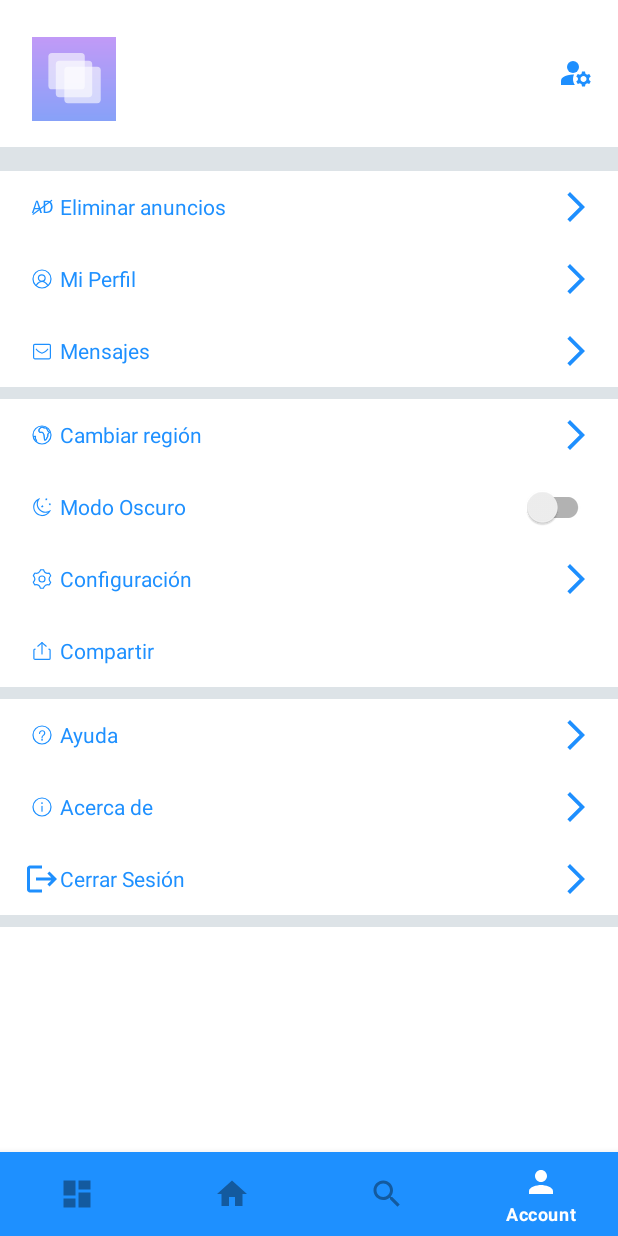
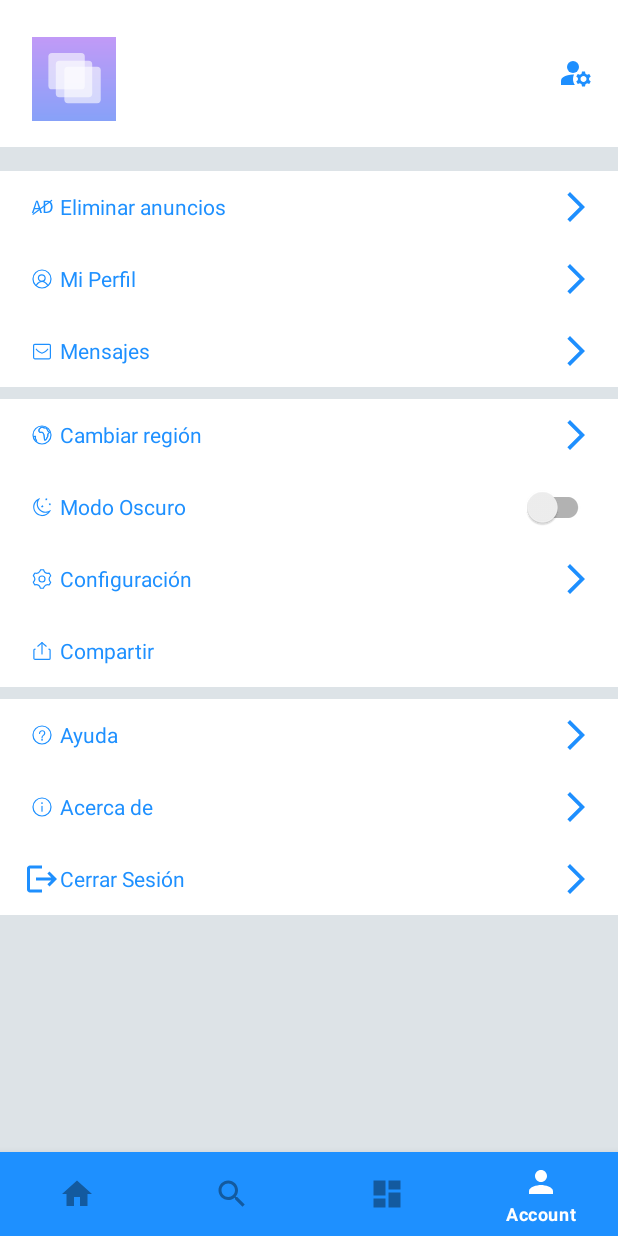
Before and after one commit to laloretom/UnaAyuditaAqui, an Android app: the screen it shows after launch once a user with an empty profile is signed in (MainActivity), item 4 of the bottom bar chosen, on a phone screen of 412 x 824 dp. Run offline under Robolectric (Android 15) with nearby library versions, the phone set to English and light mode, and no system bars; our stand-ins replace Firebase (no records; nobody signed in at launch, a user with empty details on screens opened directly).

Commit message:
New structure

```diff
--- a/app/src/main/java/com/unaayuditaaqui/unaayuditaaqui/DashboardFragment.kt
+++ b/app/src/main/java/com/unaayuditaaqui/unaayuditaaqui/DashboardFragment.kt
@@ -1,59 +1,48 @@
 package com.unaayuditaaqui.unaayuditaaqui
 
+import android.content.Intent
 import android.os.Bundle
 import android.view.LayoutInflater
 import android.view.View
 import android.view.ViewGroup
 import androidx.fragment.app.Fragment
+import com.unaayuditaaqui.unaayuditaaqui.databinding.FragmentDashboardBinding
 
-// TODO: Rename parameter arguments, choose names that match
-// the fragment initialization parameters, e.g. ARG_ITEM_NUMBER
-private const val ARG_PARAM1 = "param1"
-private const val ARG_PARAM2 = "param2"
+class DashboardFragment : Fragment() {
+    /*  Asignar la variable _binding inicialmente a nulo y
+    /   También cuando la vista se destruye nuevamente, debe establecerse en nulo
+    */
 
-/**
- * A simple [Fragment] subclass.
- * Use the [DashboardFragment.newInstance] factory method to
- * create an instance of this fragment.
- */
-class DashboardFragment : Fragment() {
-    // TODO: Rename and change types of parameters
-    private var param1: String? = null
-    private var param2: String? = null
+    private var _binding: FragmentDashboardBinding? = null
+
+    /*  Con la propiedad de respaldo del kotlin que extraemos
+    /   el valor no nulo de _binding
+    */
+    private val binding get() = _binding!!
 
     override fun onCreate(savedInstanceState: Bundle?) {
         super.onCreate(savedInstanceState)
-        arguments?.let {
-            param1 = it.getString(ARG_PARAM1)
-            param2 = it.getString(ARG_PARAM2)
-        }
+
     }
 
     override fun onCreateView(
         inflater: LayoutInflater, container: ViewGroup?,
         savedInstanceState: Bundle?
     ): View? {
-        // Inflate the layout for this fragment
-        return inflater.inflate(R.layout.fragment_dashboard, container, false)
+        //  Inflar el diseño y vincularlo a _binding
+        _binding = FragmentDashboardBinding.inflate(inflater,container,false)
+
+        binding.navServices.setOnClickListener{
+            val intent = Intent(activity, MyServicesActivity::class.java)
+            this.startActivity(intent)
+        }
+
+        //  Inflar el diseño de este fragmento
+        return binding.root
     }
 
-    companion object {
-        /**
-         * Use this factory method to create a new instance of
-         * this fragment using the provided parameters.
-         *
-         * @param param1 Parameter 1.
-         * @param param2 Parameter 2.
-         * @return A new instance of fragment DashboardFragment.
-         */
-        // TODO: Rename and change types and number of parameters
-        @JvmStatic
-        fun newInstance(param1: String, param2: String) =
-            DashboardFragment().apply {
-                arguments = Bundle().apply {
-                    putString(ARG_PARAM1, param1)
-                    putString(ARG_PARAM2, param2)
-                }
-            }
+    override fun onDestroyView() {
+        super.onDestroyView()
+        _binding = null
     }
 }
--- a/app/src/main/java/com/unaayuditaaqui/unaayuditaaqui/MainActivity.kt
+++ b/app/src/main/java/com/unaayuditaaqui/unaayuditaaqui/MainActivity.kt
@@ -1,6 +1,9 @@
 package com.unaayuditaaqui.unaayuditaaqui
 
+import android.content.Intent
 import android.os.Bundle
+import android.view.KeyEvent
+import androidx.appcompat.app.AlertDialog
 import androidx.appcompat.app.AppCompatActivity
 import androidx.fragment.app.Fragment
 import com.google.firebase.auth.FirebaseAuth
@@ -16,6 +19,8 @@ class MainActivity : AppCompatActivity() {
     private lateinit var binding: ActivityMainBinding
     private lateinit var auth: FirebaseAuth
     private lateinit var database: FirebaseDatabase
+    private lateinit var builder: AlertDialog.Builder
+    //private var backPressedTime = 0L
 
     override fun onCreate(savedInstanceState: Bundle?) {
         super.onCreate(savedInstanceState)
@@ -25,7 +30,7 @@ class MainActivity : AppCompatActivity() {
         auth = Firebase.auth
         database = FirebaseDatabase.getInstance()
 
-        replaceFragment(DashboardFragment())
+        //replaceFragment(HomeFragment())
 
         binding.bottomBar.setOnItemSelectedListener {
             when (it.itemId) {
@@ -41,6 +46,16 @@ class MainActivity : AppCompatActivity() {
         }
     }
 
+    override fun onStart() {
+        super.onStart()
+        val currentUser = auth.currentUser
+        if (currentUser == null){
+            sendToSignInActivity()
+        }else{
+            replaceFragment(HomeFragment())
+        }
+    }
+
     //  Función para cambiar el fragmento que se usa para reducir las líneas de código
     private  fun replaceFragment(fragment: Fragment){
         val transaction = supportFragmentManager.beginTransaction()
@@ -48,5 +63,41 @@ class MainActivity : AppCompatActivity() {
         transaction.addToBackStack(null)
         transaction.commit()
     }
+    /*
+    override fun onBackPressed() {
+        if(backPressedTime + 2000 > System.currentTimeMillis()){
+            super.onBackPressed()
+        }else{
+            Toast.makeText(applicationContext, "Dos veces para salir", Toast.LENGTH_SHORT).show()
+        }
+        backPressedTime = System.currentTimeMillis()
+    }
+
+     */
+
+
+    override fun onKeyDown(keyCode: Int, event: KeyEvent?): Boolean {
+        if (keyCode == KeyEvent.KEYCODE_BACK){
+            val alertDialog : AlertDialog = AlertDialog.Builder(this).create()
+            alertDialog.setTitle("Salir")
+            alertDialog.setMessage("Desea salir de UnaAyuditaAqui")
+
+            alertDialog.setButton(AlertDialog.BUTTON_POSITIVE,"Si"){
+                dialog, which -> finish()
+                dialog.dismiss()}
+
+            alertDialog.setButton(AlertDialog.BUTTON_NEGATIVE,"No"){
+                dialog, which ->
+                dialog.dismiss()}
+            replaceFragment(HomeFragment())
+            alertDialog.show()
+        }
+        return super.onKeyDown(keyCode, event)
+    }
+
+    private fun sendToSignInActivity(){
+        val intent = Intent(this, SignInActivity::class.java)
+        startActivity(intent)
+    }
 
 }
--- a/app/src/main/java/com/unaayuditaaqui/unaayuditaaqui/SignInActivity.kt
+++ b/app/src/main/java/com/unaayuditaaqui/unaayuditaaqui/SignInActivity.kt
@@ -16,9 +16,6 @@ class SignInActivity : ComponentActivity() {
     private lateinit var auth: FirebaseAuth
 
     override fun onCreate(savedInstanceState: Bundle?) {
-        Thread.sleep(2000)
-        setTheme(R.style.Theme_UnaAyuditaAqui)
-
         super.onCreate(savedInstanceState)
         setContentView(R.layout.activity_sign_in)
 
@@ -59,12 +56,14 @@ class SignInActivity : ComponentActivity() {
 
     }
 
+
     public override fun onStart() {
         super.onStart()
         val currentUser = auth.currentUser
         if(currentUser != null){
             if(currentUser.isEmailVerified){
-                reload()
+                finish()
+                this.onDestroy()
             } else {
                 val intent = Intent(this, CheckEmailActivity::class.java)
                 this.startActivity(intent)
@@ -77,10 +76,11 @@ class SignInActivity : ComponentActivity() {
             .addOnCompleteListener(this) { task ->
                 if (task.isSuccessful) {
                     Log.d("TAG", "signInWithEmail:success")
-                    reload()
+                    finish()
+                    this.onDestroy()
                 } else {
                     Log.w("TAG", "signInWithEmail:failure", task.exception)
-                    Toast.makeText(baseContext, "Email o contraseña o incorrectos.",
+                    Toast.makeText(baseContext, "Email o contraseña incorrectos.",
                         Toast.LENGTH_SHORT).show()
                 }
             }
@@ -89,5 +89,6 @@ class SignInActivity : ComponentActivity() {
     private fun reload() {
         val intent = Intent(this, MainActivity::class.java)
         this.startActivity(intent)
+
     }
 }
--- a/app/src/main/java/com/unaayuditaaqui/unaayuditaaqui/Users.kt
+++ b/app/src/main/java/com/unaayuditaaqui/unaayuditaaqui/User.kt
@@ -1,6 +1,6 @@
 package com.unaayuditaaqui.unaayuditaaqui
 
-data class Users (
+data class User (
     var uid : String? = null,
     var userName : String? = null,
     var firstName : String? = null,
--- a/app/src/main/res/drawable/ic_buttom.xml
+++ b/app/src/main/res/drawable/ic_buttom.xml
@@ -1,8 +1,9 @@
 <?xml version="1.0" encoding="utf-8"?>
 <shape xmlns:android="http://schemas.android.com/apk/res/android" android:shape="rectangle">
     <gradient
+        android:type="linear"
+        android:angle="0"
         android:startColor="#1e90ff"
         android:endColor="#135a9f"/>
-
     <corners android:radius= "50dp" />
 </shape>
--- a/app/src/main/res/layout/activity_main.xml
+++ b/app/src/main/res/layout/activity_main.xml
@@ -4,16 +4,8 @@
     xmlns:tools="http://schemas.android.com/tools"
     android:layout_width="match_parent"
     android:layout_height="match_parent"
+    android:background="@color/gray"
     tools:context=".MainActivity">
-
-    <TextView
-        android:layout_width="match_parent"
-        android:layout_height="match_parent"
-        android:text="Activity main"
-        android:textStyle="bold"
-        android:textSize="40dp"
-        android:textColor="@color/colorPrimary"
-        android:gravity="center"/>
 
     <com.google.android.material.bottomnavigation.BottomNavigationView
         android:id="@+id/bottom_bar"
--- a/app/src/main/res/layout/activity_sign_in.xml
+++ b/app/src/main/res/layout/activity_sign_in.xml
@@ -128,7 +128,7 @@
             android:layout_weight="0"
             android:text="@string/link_signup"
             android:textColor="@color/colorPrimary"
-            android:textSize="24sp" />
+            android:textSize="20sp" />
     </LinearLayout>
 
 </androidx.constraintlayout.widget.ConstraintLayout>
--- a/app/src/main/res/layout/activity_sign_up.xml
+++ b/app/src/main/res/layout/activity_sign_up.xml
@@ -67,7 +67,7 @@
             android:padding="16dp" />
 
         <EditText
-            android:id="@+id/nameEditText"
+            android:id="@+id/firstNameEditText"
             android:layout_width="match_parent"
             android:layout_height="wrap_content"
             android:layout_marginLeft="24dp"
@@ -83,7 +83,7 @@
             android:padding="16dp" />
 
         <EditText
-            android:id="@+id/lastnameEditText"
+            android:id="@+id/lastNameEditText"
             android:layout_width="match_parent"
             android:layout_height="wrap_content"
             android:layout_marginLeft="24dp"
--- a/app/src/main/res/layout/fragment_account.xml
+++ b/app/src/main/res/layout/fragment_account.xml
@@ -6,6 +6,7 @@
     android:layout_height="match_parent"
     android:fitsSystemWindows="true"
     android:orientation="vertical"
+    android:background="@color/gray"
     tools:context=".AccountFragment">
 
     <ScrollView
@@ -16,7 +17,6 @@
         <LinearLayout
             android:layout_width="fill_parent"
             android:layout_height="wrap_content"
-            android:background="#dde3e7"
             android:orientation="vertical">
 
             <RelativeLayout
@@ -88,13 +88,13 @@
             <RelativeLayout
                 android:id="@+id/root_remove_ads"
                 android:layout_width="fill_parent"
-                android:layout_height="48.0dip"
+                android:layout_height="48dp"
                 android:layout_marginTop="16dp"
                 android:background="@drawable/recycler_view_item_bg">
 
                 <TextView
                     android:layout_width="wrap_content"
-                    android:layout_height="fill_parent"
+                    android:layout_height="match_parent"
                     android:layout_centerVertical="true"
                     android:layout_marginStart="16dp"
                     android:gravity="center_vertical"
@@ -105,7 +105,7 @@
 
                 <ImageView
                     android:layout_width="wrap_content"
-                    android:layout_height="wrap_content"
+                    android:layout_height="match_parent"
                     android:layout_alignParentEnd="true"
                     android:layout_centerVertical="true"
                     android:layout_marginEnd="16dp"
@@ -114,13 +114,13 @@
 
             <RelativeLayout
                 android:id="@+id/root_home_page"
-                android:layout_width="fill_parent"
+                android:layout_width="match_parent"
                 android:layout_height="48dp"
                 android:background="@drawable/recycler_view_item_bg">
 
                 <TextView
                     android:layout_width="wrap_content"
-                    android:layout_height="fill_parent"
+                    android:layout_height="match_parent"
                     android:layout_centerVertical="true"
                     android:layout_marginStart="16dp"
                     android:gravity="center_vertical"
@@ -131,7 +131,7 @@
 
                 <ImageView
                     android:layout_width="wrap_content"
-                    android:layout_height="wrap_content"
+                    android:layout_height="match_parent"
                     android:layout_alignParentEnd="true"
                     android:layout_centerVertical="true"
                     android:layout_marginEnd="16dp"
@@ -140,13 +140,13 @@
 
             <RelativeLayout
                 android:id="@+id/root_messages"
-                android:layout_width="fill_parent"
+                android:layout_width="match_parent"
                 android:layout_height="48dp"
                 android:background="@drawable/recycler_view_item_bg">
 
                 <TextView
                     android:layout_width="wrap_content"
-                    android:layout_height="fill_parent"
+                    android:layout_height="match_parent"
                     android:layout_centerVertical="true"
                     android:layout_marginStart="16dp"
                     android:gravity="center_vertical"
@@ -157,7 +157,7 @@
 
                 <ImageView
                     android:layout_width="wrap_content"
-                    android:layout_height="wrap_content"
+                    android:layout_height="match_parent"
                     android:layout_alignParentEnd="true"
                     android:layout_centerVertical="true"
                     android:layout_marginEnd="16dp"
@@ -166,14 +166,14 @@
 
             <RelativeLayout
                 android:id="@+id/root_region"
-                android:layout_width="fill_parent"
+                android:layout_width="match_parent"
                 android:layout_height="48dp"
                 android:layout_marginTop="8dp"
                 android:background="@drawable/recycler_view_item_bg">
 
                 <TextView
                     android:layout_width="wrap_content"
-                    android:layout_height="fill_parent"
+                    android:layout_height="match_parent"
                     android:layout_centerVertical="true"
                     android:layout_marginStart="16dp"
                     android:gravity="center_vertical"
@@ -184,7 +184,7 @@
 
                 <ImageView
                     android:layout_width="wrap_content"
-                    android:layout_height="wrap_content"
+                    android:layout_height="match_parent"
                     android:layout_alignParentEnd="true"
                     android:layout_centerVertical="true"
                     android:layout_marginEnd="16dp"
@@ -193,13 +193,13 @@
 
             <RelativeLayout
                 android:id="@+id/root_night_mode"
-                android:layout_width="fill_parent"
-                android:layout_height="48.0dip"
+                android:layout_width="match_parent"
+                android:layout_height="48dp"
                 android:background="@drawable/recycler_view_item_bg">
 
                 <TextView
                     android:layout_width="wrap_content"
-                    android:layout_height="fill_parent"
+                    android:layout_height="match_parent"
                     android:layout_centerVertical="true"
                     android:layout_marginStart="16dp"
                     android:gravity="center_vertical"
@@ -219,13 +219,13 @@
 
             <RelativeLayout
                 android:id="@+id/root_setting"
-                android:layout_width="fill_parent"
+                android:layout_width="match_parent"
                 android:layout_height="48dp"
                 android:background="@drawable/recycler_view_item_bg">
 
                 <TextView
                     android:layout_width="wrap_content"
-                    android:layout_height="fill_parent"
+                    android:layout_height="match_parent"
                     android:layout_centerVertical="true"
                     android:layout_marginStart="16dp"
                     android:gravity="center_vertical"
@@ -236,7 +236,7 @@
 
                 <ImageView
                     android:layout_width="wrap_content"
-                    android:layout_height="wrap_content"
+                    android:layout_height="match_parent"
                     android:layout_alignParentEnd="true"
                     android:layout_centerVertical="true"
                     android:layout_marginEnd="16dp"
@@ -245,13 +245,13 @@
 
             <RelativeLayout
                 android:id="@+id/root_share"
-                android:layout_width="fill_parent"
+                android:layout_width="match_parent"
                 android:layout_height="48.0dip"
                 android:background="@drawable/recycler_view_item_bg">
 
                 <TextView
                     android:layout_width="wrap_content"
-                    android:layout_height="fill_parent"
+                    android:layout_height="match_parent"
                     android:layout_centerVertical="true"
                     android:layout_marginStart="16dp"
                     android:gravity="center_vertical"
@@ -263,14 +263,14 @@
 
             <RelativeLayout
                 android:id="@+id/root_help"
-                android:layout_width="fill_parent"
+                android:layout_width="match_parent"
                 android:layout_height="48dp"
                 android:layout_marginTop="8dp"
                 android:background="@drawable/recycler_view_item_bg">
 
                 <TextView
                     android:layout_width="wrap_content"
-                    android:layout_height="fill_parent"
+                    android:layout_height="match_parent"
                     android:layout_centerVertical="true"
                     android:layout_marginStart="16dp"
                     android:gravity="center_vertical"
@@ -281,7 +281,7 @@
 
                 <ImageView
                     android:layout_width="wrap_content"
-                    android:layout_height="wrap_content"
+                    android:layout_height="match_parent"
                     android:layout_alignParentEnd="true"
                     android:layout_centerVertical="true"
                     android:layout_marginEnd="16dp"
@@ -290,13 +290,13 @@
 
             <RelativeLayout
                 android:id="@+id/root_about"
-                android:layout_width="fill_parent"
+                android:layout_width="match_parent"
                 android:layout_height="48dp"
                 android:background="@drawable/recycler_view_item_bg">
 
                 <TextView
                     android:layout_width="wrap_content"
-                    android:layout_height="fill_parent"
+                    android:layout_height="match_parent"
                     android:layout_centerVertical="true"
                     android:layout_marginStart="16dp"
                     android:gravity="center_vertical"
@@ -316,14 +316,14 @@
 
             <RelativeLayout
                 android:id="@+id/root_log_out"
-                android:layout_width="fill_parent"
+                android:layout_width="match_parent"
                 android:layout_height="48dp"
                 android:layout_marginBottom="8dp"
                 android:background="@drawable/recycler_view_item_bg">
 
                 <TextView
                     android:layout_width="wrap_content"
-                    android:layout_height="fill_parent"
+                    android:layout_height="match_parent"
                     android:layout_centerVertical="true"
                     android:layout_marginStart="16dp"
                     android:gravity="center_vertical"
@@ -334,7 +334,7 @@
 
                 <ImageView
                     android:layout_width="wrap_content"
-                    android:layout_height="wrap_content"
+                    android:layout_height="match_parent"
                     android:layout_alignParentEnd="true"
                     android:layout_centerVertical="true"
                     android:layout_marginEnd="16dp"
--- a/app/src/main/res/menu/bottom_navigation.xml
+++ b/app/src/main/res/menu/bottom_navigation.xml
@@ -1,9 +1,5 @@
 <?xml version="1.0" encoding="utf-8"?>
 <menu xmlns:android="http://schemas.android.com/apk/res/android">
-    <item
-        android:id="@+id/tab0"
-        android:icon="@drawable/ic_dashboard"
-        android:title="Dashboard" />
     <item
         android:id="@+id/tab1"
         android:icon="@drawable/ic_home"
@@ -13,6 +9,10 @@
         android:icon="@drawable/ic_search"
         android:title="Search" />
     <item
+        android:id="@+id/tab0"
+        android:icon="@drawable/ic_dashboard"
+        android:title="Dashboard" />
+    <item
         android:id="@+id/tab3"
         android:icon="@drawable/ic_person"
         android:title="Account" />
--- a/build.gradle
+++ b/build.gradle
@@ -10,8 +10,8 @@ buildscript {
 }
 
 plugins {
-    id 'com.android.application' version '7.3.0' apply false
-    id 'com.android.library' version '7.3.0' apply false
+    id 'com.android.application' version '7.3.1' apply false
+    id 'com.android.library' version '7.3.1' apply false
     id 'org.jetbrains.kotlin.android' version '1.6.10' apply false
 }
 
```
Also changed, not shown: app/build.gradle (+5 -2 lines), app/src/main/AndroidManifest.xml (+47 -10 lines), app/src/main/java/com/unaayuditaaqui/unaayuditaaqui/SignUpActivity.kt (+4 -4 lines), app/src/main/res/layout/fragment_dashboard.xml (+32 -23 lines), app/src/main/res/values/colors.xml (+7 -0 lines), app/src/main/res/values/strings.xml (+8 -0 lines).
